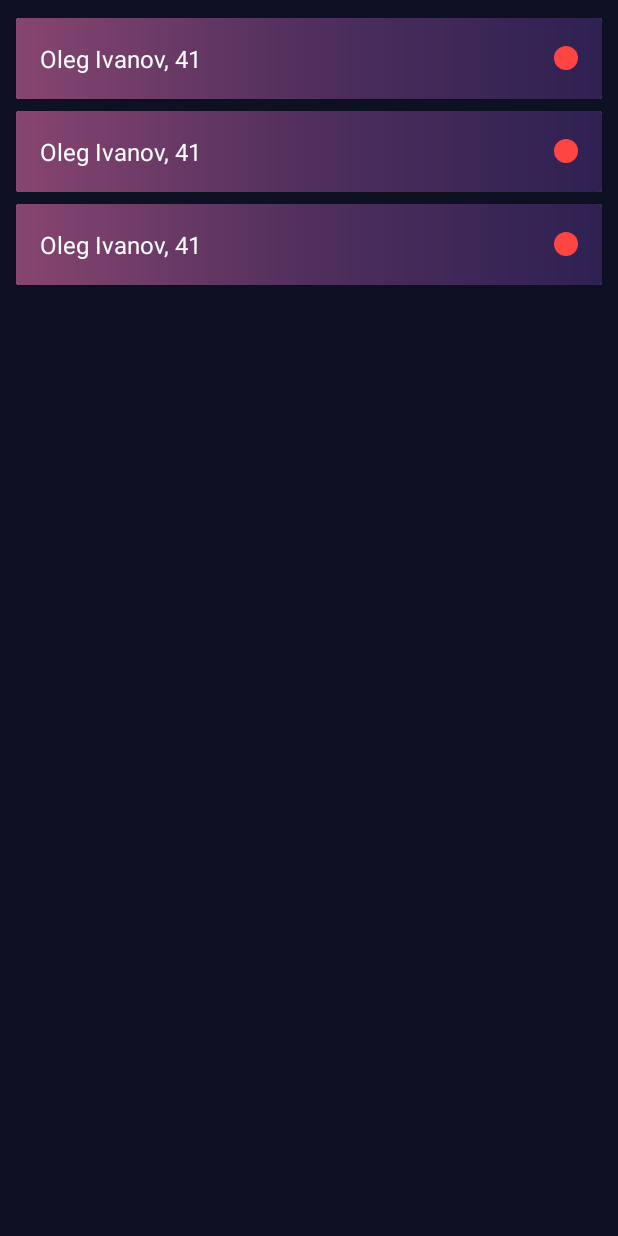
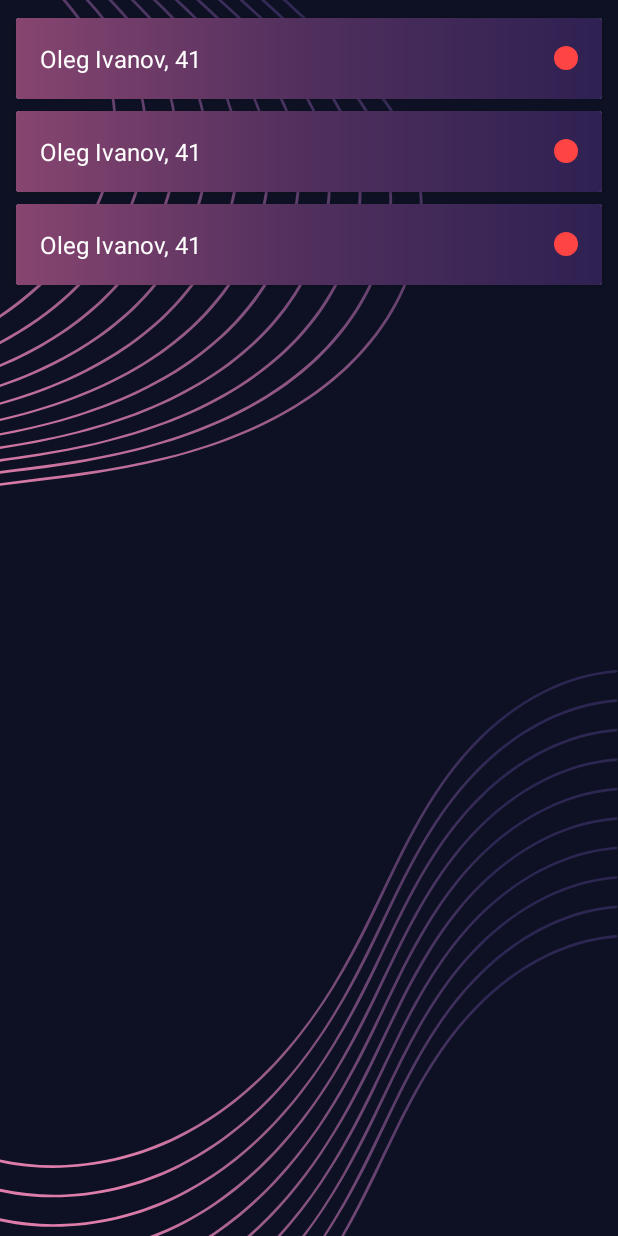
Before and after one commit to nedumay/Messenger, an Android app: the layout activity_users.xml on its own in the app's theme, with its tools: preview values and no code run, on a phone screen of 412 x 824 dp. Run offline under Robolectric (Android 15) with nearby library versions, the phone set to English and light mode, and no system bars; Roboto replaces fonts that are not available here.

Commit message:
Fix firebase, refactoring UI + theme.xml

```diff
--- a/app/src/main/res/layout/activity_users.xml
+++ b/app/src/main/res/layout/activity_users.xml
@@ -5,7 +5,7 @@
     xmlns:tools="http://schemas.android.com/tools"
     android:layout_width="match_parent"
     android:layout_height="match_parent"
-    android:background="@color/background_activity"
+    android:background="@drawable/main_background"
     tools:context=".ui.users.UsersActivity">
 
     <androidx.recyclerview.widget.RecyclerView
--- a/app/src/main/res/values/themes.xml
+++ b/app/src/main/res/values/themes.xml
@@ -2,10 +2,10 @@
     <!-- Base application theme. -->
     <style name="Theme.Messenger" parent="Theme.MaterialComponents.Light.DarkActionBar">
         <!-- Primary brand color. -->
-        <item name="colorPrimary">@color/purple_500</item>
-        <item name="colorPrimaryVariant">@color/purple_700</item>
+        <item name="colorPrimary">@color/background_activity</item>
+        <item name="colorPrimaryVariant">@color/background_activity</item>
         <item name="colorPrimaryDark">@color/background_activity</item>
-        <item name="colorOnPrimary">@color/white</item>
+        <item name="colorOnPrimary">@color/background_activity</item>
         <!-- Secondary brand color. -->
         <item name="colorSecondary">@color/teal_200</item>
         <item name="colorSecondaryVariant">@color/teal_700</item>
@@ -13,6 +13,7 @@
         <!-- Status bar color.-->
         <item name="android:statusBarColor">@color/background_activity</item>
         <!-- Customize your theme here. -->
+        <item name="android:navigationBarColor">@color/background_activity</item>
     </style>
 
     <style name="Theme.Wave" parent="Theme.MaterialComponents.Light.NoActionBar">
```
Also changed, not shown: 1 other file.
